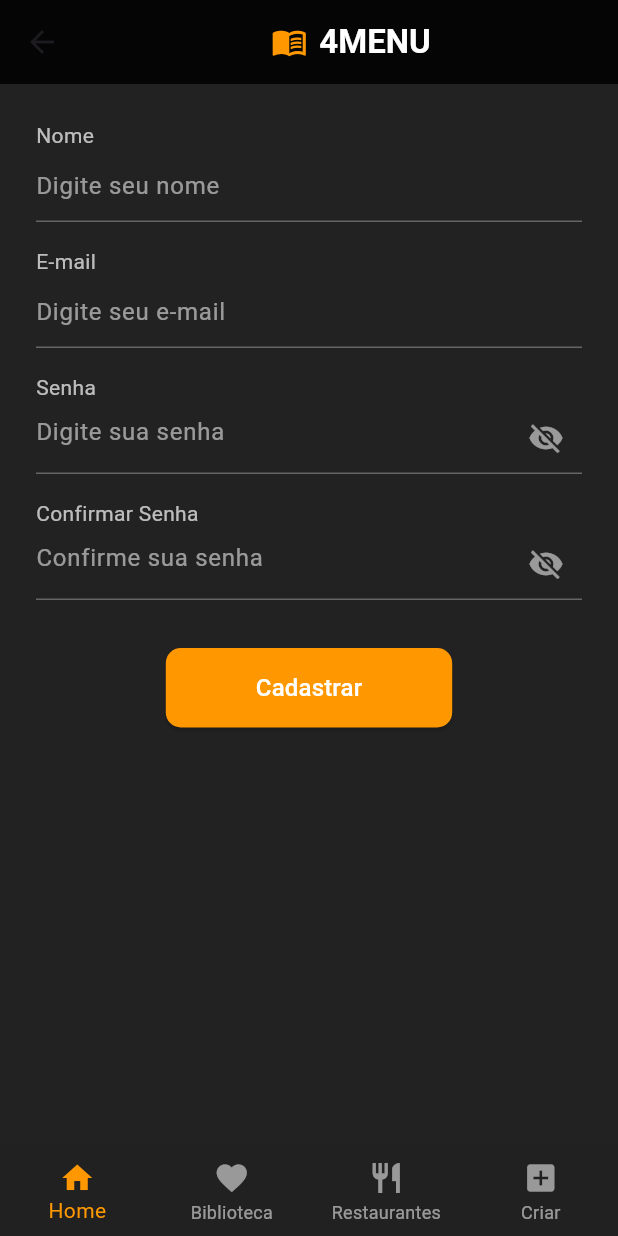
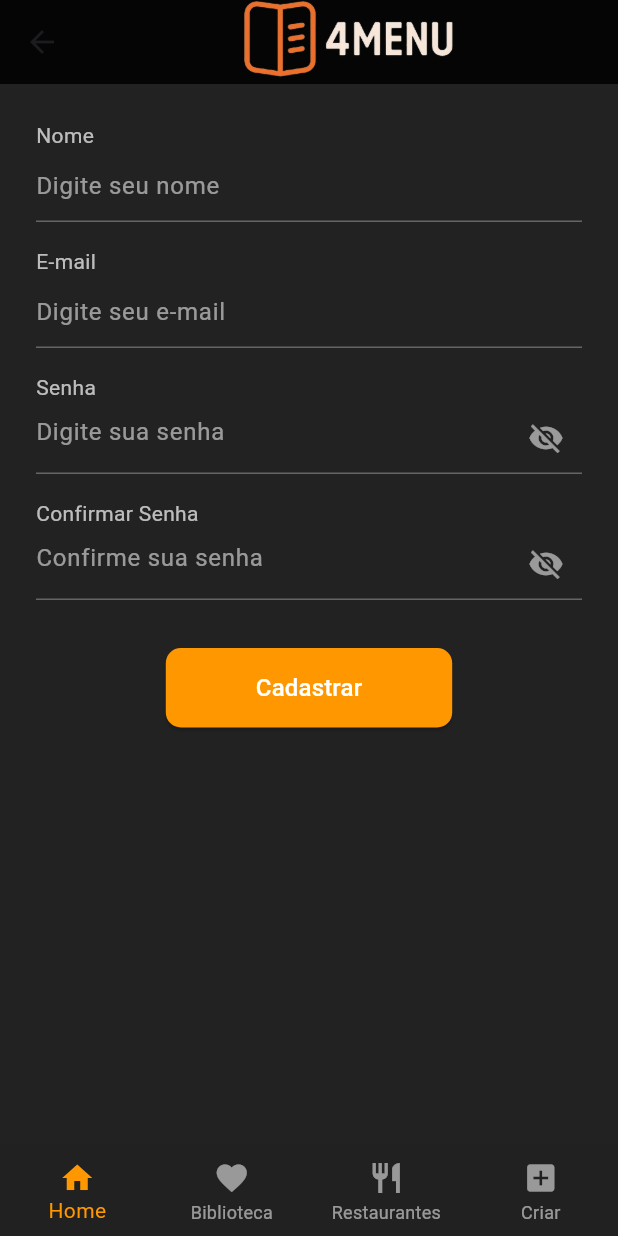
Before and after one commit to MauricioReisdoefer/4menu, a Flutter app: the screen it shows after launch, after a tap on "Register", on a phone screen of 412 x 824 dp. Run offline on Flutter 3.47's test engine with Material 3 defaults, Android fonts, the phone set to English and light mode, and no system bars; our stand-ins replace flutter_colorpicker.

Commit message:
arrumei alguns erros

```diff
--- a/lib/screens/home.dart
+++ b/lib/screens/home.dart
@@ -117,7 +117,12 @@ class _HomeState extends State<Home> {
                 ),
                 SizedBox(height: 20),
                 ElevatedButton(
-                  onPressed: () {},
+                  onPressed: () {
+                    Navigator.push(
+                      context,
+                      MaterialPageRoute(builder: (context) => Resgister()),
+                    );
+                  },
                   style: ElevatedButton.styleFrom(
                     padding: EdgeInsets.symmetric(horizontal: 40, vertical: 15),
                     backgroundColor: Colors.orange,
@@ -162,8 +167,8 @@ class _HomeState extends State<Home> {
                     ),
                   ],
                 ),
-                const SizedBox(width: 20),
-                const Expanded(
+                SizedBox(width: 20),
+                Expanded(
                   child: Column(
                     mainAxisAlignment: MainAxisAlignment.center,
                     crossAxisAlignment: CrossAxisAlignment.center,
@@ -209,10 +214,7 @@ class _HomeState extends State<Home> {
           if (index == 3) {
             Navigator.push(
               context,
-              MaterialPageRoute(
-                builder: (context) =>
-                    CriacaoRestauranteScreen(), // 👉 tua página de cardápio
-              ),
+              MaterialPageRoute(builder: (context) => Resgister()),
             );
           }
         },
--- a/lib/screens/resgister.dart
+++ b/lib/screens/resgister.dart
@@ -19,13 +19,11 @@ class _ResgisterState extends State<Resgister> {
         title: Row(
           mainAxisAlignment: MainAxisAlignment.center,
           children: [
-            Icon(Icons.menu_book, color: Colors.orange),
-            SizedBox(width: 8),
-            Text(
-              "4MENU",
-              style: TextStyle(
-                color: Colors.white,
-                fontWeight: FontWeight.bold,
+            Center(
+              child: Image.asset(
+                'assets/images/4menu.png',
+                height: 200,
+                width: 200,
               ),
             ),
           ],
```
Also changed, not shown: pubspec.lock.
